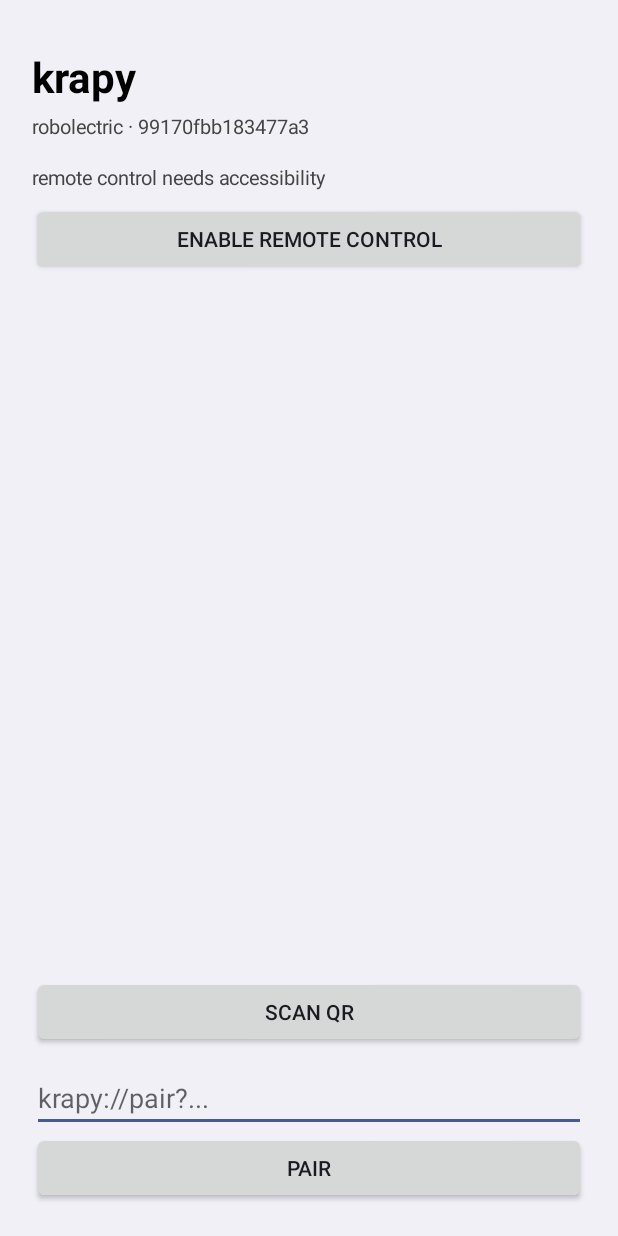
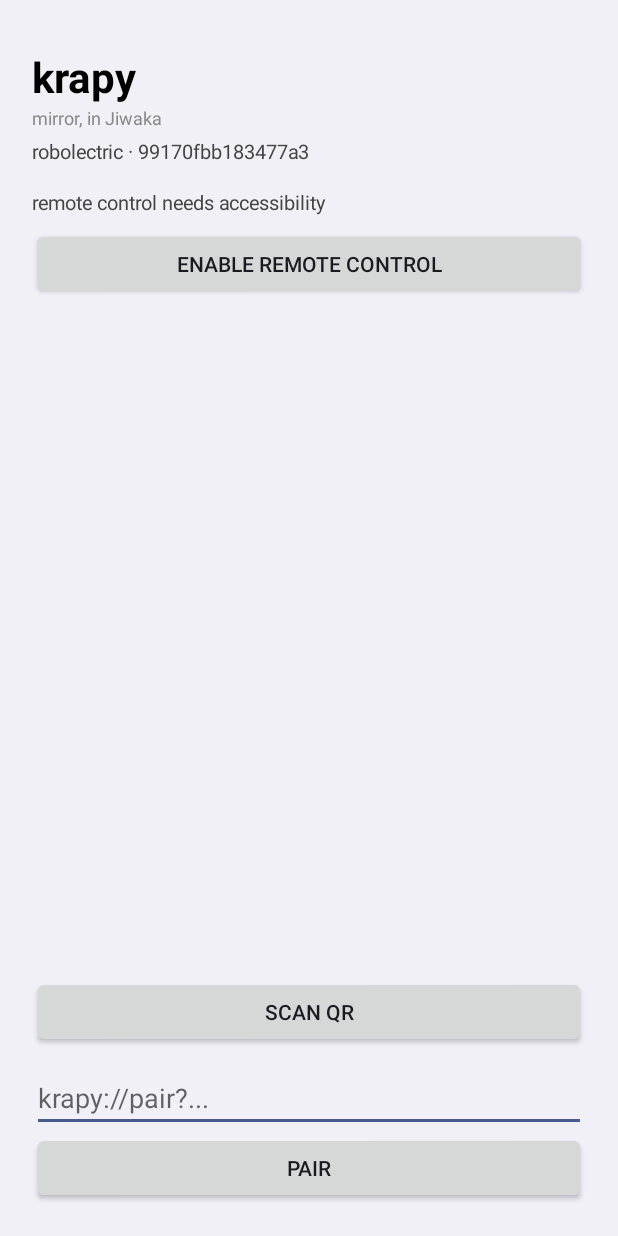
Before and after one commit to Emmanue707/krapy, an Android app: the screen it shows after launch (MainActivity), on a phone screen of 412 x 824 dp. Run offline under Robolectric (Android 15) with nearby library versions, the phone set to English and light mode, and no system bars.

Commit message:
app: name meaning under the title

```diff
--- a/android/app/src/main/kotlin/com/waghitech/krapy/MainActivity.kt
+++ b/android/app/src/main/kotlin/com/waghitech/krapy/MainActivity.kt
@@ -49,6 +49,11 @@ class MainActivity : Activity() {
             setTextColor(Color.BLACK)
         }
         root.addView(title)
+        root.addView(TextView(this).apply {
+            text = "mirror, in Jiwaka"
+            textSize = 12f
+            setTextColor(Color.GRAY)
+        })
         val phoneLine = TextView(this).apply {
             text = "${peers.phoneName()} · ${peers.phoneId()}"
             textSize = 13f
```
